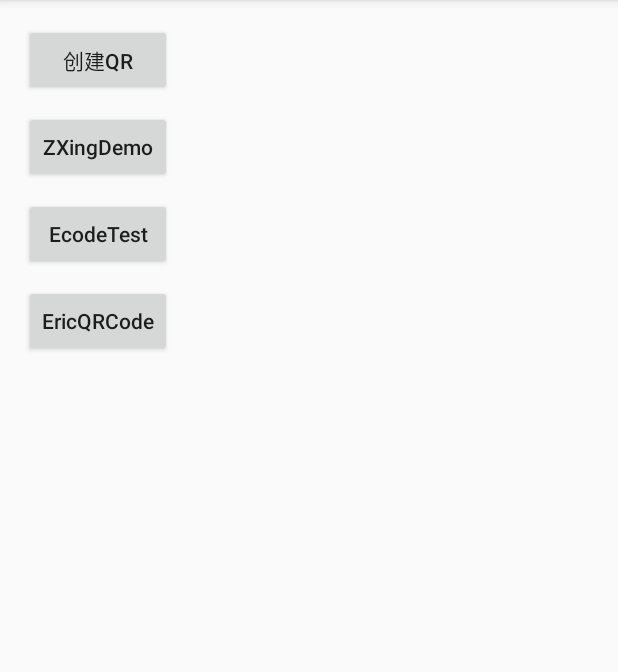
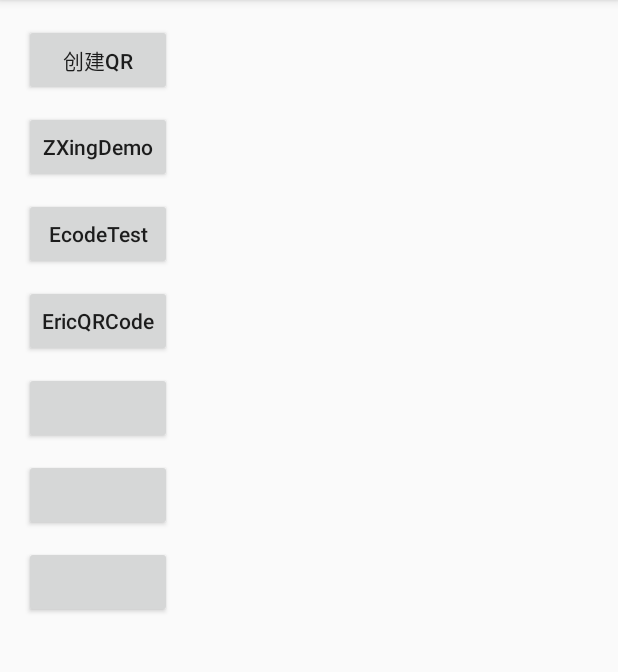
Before and after one commit to Jusenr/MyKotlin, an Android app: the screen it shows after launch (MainActivity), on a phone screen of 412 x 824 dp, the part 84-756 px from its top. Run offline under Robolectric (Android 15) with nearby library versions, the phone set to English and light mode, and no system bars; our stand-ins replace ButterKnife.

Commit message:
first 提交

```diff
--- a/app/src/main/java/com/myself/mykotlin/MainActivity.java
+++ b/app/src/main/java/com/myself/mykotlin/MainActivity.java
@@ -21,7 +21,7 @@
         ButterKnife.bind(this);
     }
 
-    @OnClick({R.id.btn_0, R.id.btn_1, R.id.btn_2, R.id.btn_3})
+    @OnClick({R.id.btn_0, R.id.btn_1, R.id.btn_2, R.id.btn_3,R.id.btn_4, R.id.btn_5, R.id.btn_6})
     public void onClick(View view) {
         switch (view.getId()) {
             case R.id.btn_0:
@@ -36,6 +36,15 @@
             case R.id.btn_3:
                 startActivity(EricQRActivity.class);
                 break;
+            case R.id.btn_4:
+//                startActivity(CaptureActivity.class);
+                break;
+            case R.id.btn_5:
+//                startActivity(EcodeActivity.class);
+                break;
+            case R.id.btn_6:
+//                startActivity(EricQRActivity.class);
+                break;
         }
     }
 }
--- a/app/src/main/res/layout/activity_main.xml
+++ b/app/src/main/res/layout/activity_main.xml
@@ -49,6 +49,30 @@
             android:text="EricQRCode"
             android:textAllCaps="false"/>
 
+        <Button
+            android:id="@+id/btn_4"
+            android:layout_width="match_parent"
+            android:layout_height="wrap_content"
+            android:layout_marginTop="10dp"
+            android:text=""
+            android:textAllCaps="false"/>
+
+        <Button
+            android:id="@+id/btn_5"
+            android:layout_width="match_parent"
+            android:layout_height="wrap_content"
+            android:layout_marginTop="10dp"
+            android:text=""
+            android:textAllCaps="false"/>
+
+        <Button
+            android:id="@+id/btn_6"
+            android:layout_width="match_parent"
+            android:layout_height="wrap_content"
+            android:layout_marginTop="10dp"
+            android:text=""
+            android:textAllCaps="false"/>
+
     </LinearLayout>
 
 </RelativeLayout>
```
